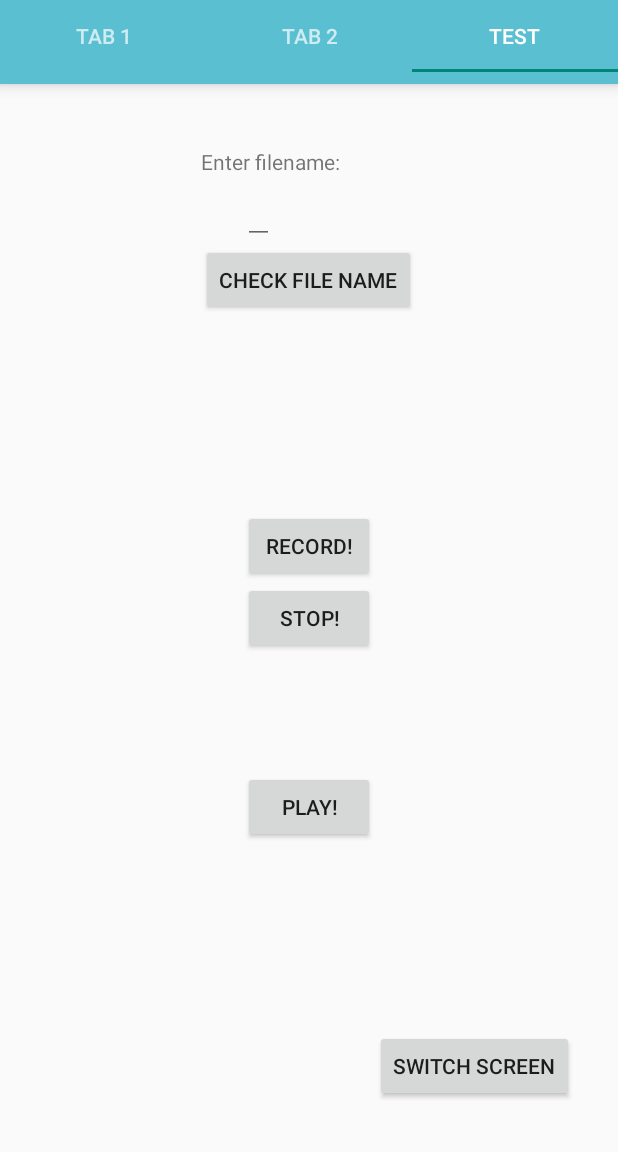
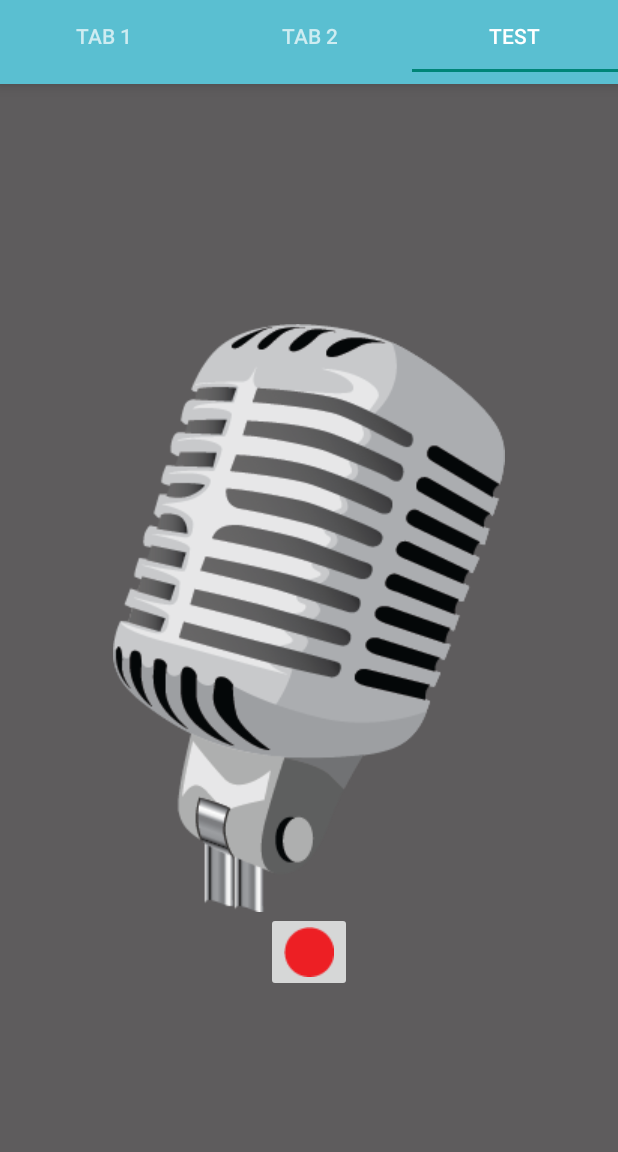
Before and after one commit to Zeeblur/Coursework-MobileAppDev, an Android app: the screen it shows after launch (TabSwitcher), tab 3 chosen, on a phone screen of 412 x 824 dp, the part 84-1236 px from its top. Run offline under Robolectric (Android 15) with nearby library versions, the phone set to English and light mode, and no system bars.

Commit message:
Image added, record page. Button working, need to add dialogue

```diff
--- a/InputAudio/app/src/main/res/layout/activity_main.xml
+++ b/InputAudio/app/src/main/res/layout/activity_main.xml
@@ -4,72 +4,23 @@
     xmlns:app="http://schemas.android.com/apk/res-auto"
     android:layout_width="match_parent"
     android:layout_height="match_parent"
-    tools:context=".Recorder">
+    tools:context=".Recorder"
+    android:background="@color/backgroundGrey">
 
-    <TextView
+    <ImageView
         android:layout_width="wrap_content"
         android:layout_height="wrap_content"
-        android:text="Enter filename:"
-        android:id="@+id/textView"
-        android:layout_marginTop="42dp"
-        android:layout_below="@+id/my_toolbar"
-        android:layout_alignLeft="@+id/checkBtn"
-        android:layout_alignStart="@+id/checkBtn" />
+        android:id="@+id/micImage"
+        android:src="@drawable/silvermic"
+        android:layout_centerVertical="true"
+        android:layout_centerHorizontal="true" />
 
-    <Button
+    <ImageButton
         android:layout_width="wrap_content"
         android:layout_height="wrap_content"
-        android:text="@string/recString"
-        android:id="@+id/recBtn"
-        android:layout_above="@+id/stopBtn"
-        android:layout_alignLeft="@+id/button"
-        android:layout_alignStart="@+id/button" />
-
-    <Button
-        android:layout_width="wrap_content"
-        android:layout_height="wrap_content"
-        android:text="@string/stopBtn"
-        android:id="@+id/stopBtn"
-        android:layout_centerVertical="true"
-        android:layout_alignRight="@+id/recBtn"
-        android:layout_alignEnd="@+id/recBtn"
-        android:layout_alignLeft="@+id/recBtn"
-        android:layout_alignStart="@+id/recBtn" />
-
-    <Button
-        android:layout_width="wrap_content"
-        android:layout_height="wrap_content"
-        android:text="@string/playBtn"
-        android:id="@+id/button"
-        android:layout_below="@+id/stopBtn"
-        android:layout_centerHorizontal="true"
-        android:layout_marginTop="78dp" />
-
-    <EditText
-        android:layout_width="wrap_content"
-        android:layout_height="wrap_content"
-        android:id="@+id/editText"
-        android:layout_below="@+id/textView"
-        android:layout_alignLeft="@+id/recBtn"
-        android:layout_alignStart="@+id/recBtn" />
-
-    <Button
-        android:layout_width="wrap_content"
-        android:layout_height="wrap_content"
-        android:text="@string/checkB"
-        android:id="@+id/checkBtn"
-        android:layout_below="@+id/editText"
+        android:id="@+id/recordBtn"
+        android:src="@drawable/btnplay"
+        android:layout_below="@+id/micImage"
         android:layout_centerHorizontal="true" />
 
-    <Button
-        style="?android:attr/buttonStyleSmall"
-        android:layout_width="wrap_content"
-        android:layout_height="wrap_content"
-        android:text="@string/switchTxt"
-        android:id="@+id/switchBtn"
-        android:layout_marginBottom="33dp"
-        android:layout_alignParentBottom="true"
-        android:layout_toRightOf="@+id/button"
-        android:layout_toEndOf="@+id/button" />
-
 </RelativeLayout>
```
Also changed, not shown: InputAudio/app/src/main/AndroidManifest.xml (+0 -10 lines), InputAudio/app/src/main/java/com/example/zoeoeh/inputaudio/Recorder.java (+59 -43 lines), InputAudio/app/src/main/res/layout/activity_play_tune.xml (+5 -5 lines), InputAudio/app/src/main/res/drawable/btnplay.png (added), InputAudio/app/src/main/res/drawable/btnstop.png (added), InputAudio/app/src/main/res/drawable/silvermic.png (added).
